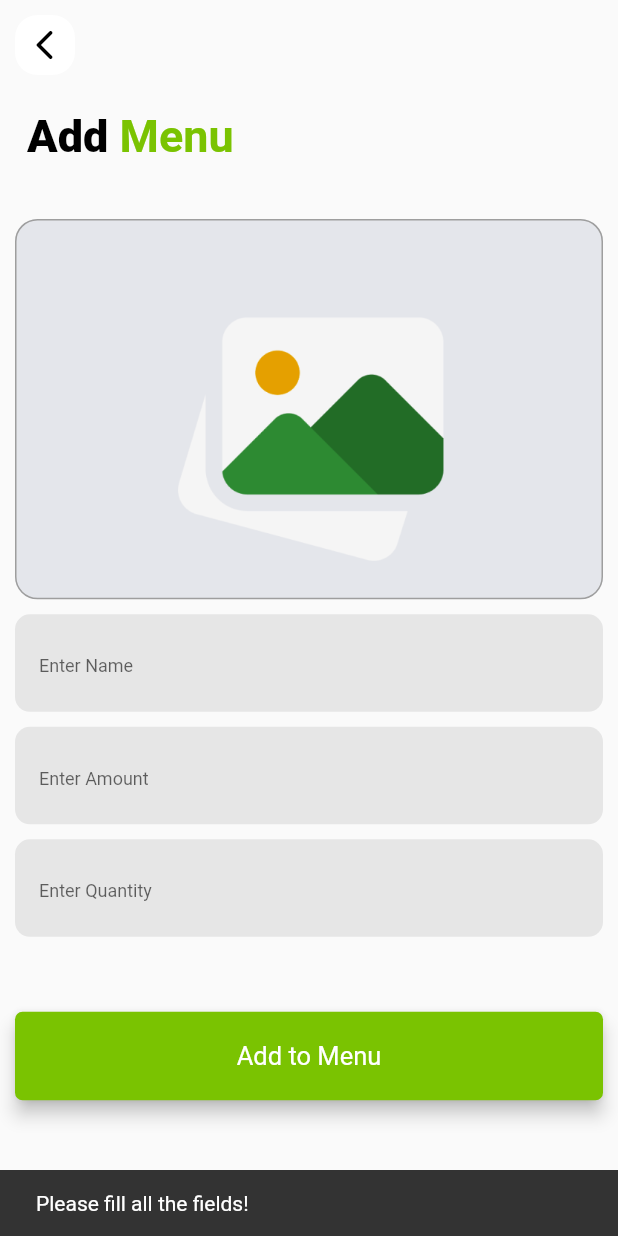
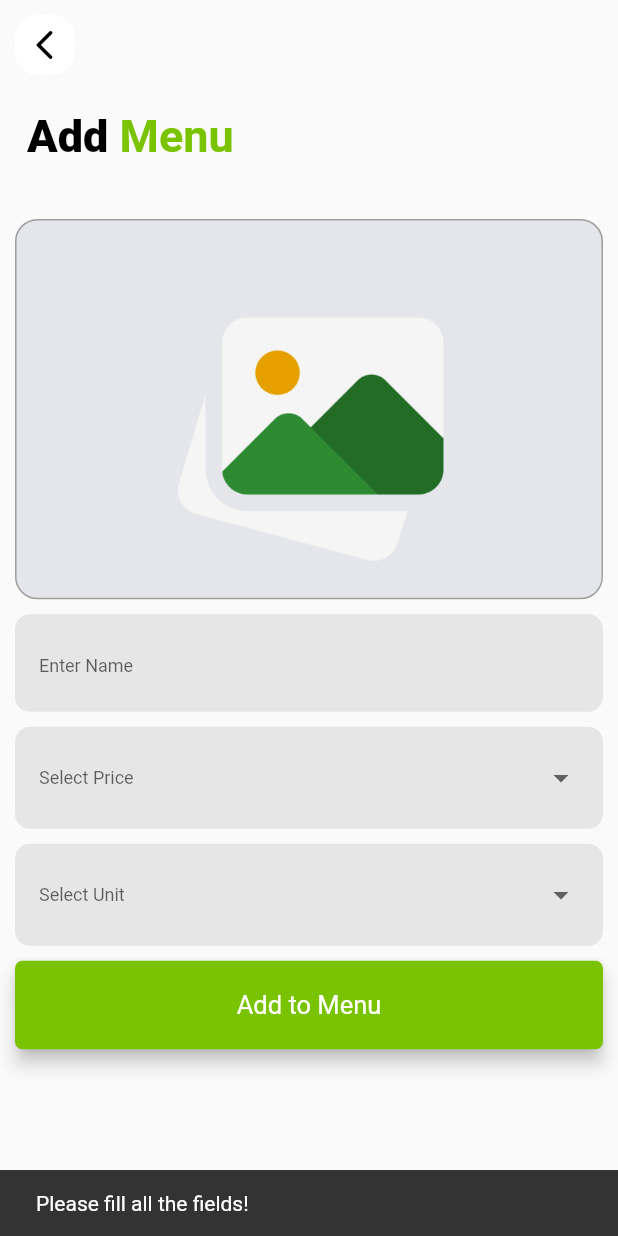
Before and after one commit to Aqib-1998/FoodDelivery_master, a Flutter app: the AddMenu screen opened directly with empty values, after a tap on "Add to Menu", on a phone screen of 412 x 824 dp. Run offline on Flutter 3.47's test engine with Material 2 defaults, Android fonts, the phone set to English and light mode, and no system bars; our stand-ins replace animated_splash_screen, cached_network_image, cloud_firestore, date_format, firebase_auth, firebase_core and 9 more; missing offline and left inert: flutter_login_facebook, geoflutterfire, onesignal_flutter; accounts and stored records are empty.

Commit message:
push noti bug solved/drop downs added/ latest onesignal service used

```diff
--- a/lib/Pages/AddMenuScreen.dart
+++ b/lib/Pages/AddMenuScreen.dart
@@ -12,12 +12,13 @@ import 'package:image_picker/image_picker.dart';
 import 'package:path/path.dart';
 
 
+String uploadImage = '';
 
-String uploadImage='';
 class AddMenu extends StatefulWidget {
   final String uid;
 
-  const AddMenu({Key key,@required this.uid}) : super(key: key);
+  const AddMenu({Key key, @required this.uid}) : super(key: key);
+
   @override
   _AddMenuState createState() => _AddMenuState();
 }
@@ -29,9 +30,10 @@ class _AddMenuState extends State<AddMenu> {
   @override
   File imageFile;
   final picker = ImagePicker();
-  chooseImage(ImageSource source) async{
+
+  chooseImage(ImageSource source) async {
     final pickedImage = await picker.getImage(source: source);
-    String path =  basename(pickedImage.path);
+    String path = basename(pickedImage.path);
     setState(() {
       imageFile = File(pickedImage.path);
     });
@@ -42,15 +44,18 @@ class _AddMenuState extends State<AddMenu> {
 
     //url = await ref.getDownloadURL();
     uploadTask.then((res) async {
-      uploadImage =  await res.ref.getDownloadURL();
+      uploadImage = await res.ref.getDownloadURL();
       print(uploadImage);
-    }).whenComplete((){
-      setState(() {
-      });
+    }).whenComplete(() {
+      setState(() {});
     });
     print(uploadImage);
   }
 
+  int price;
+  List<int> priceList = [10,15,20,25,30,35,40,45,50,60,70,80,90,100];
+  String quantityUnit;
+  List<String> quantityUnitList = ['Kg','Bundle'];
   Widget build(BuildContext context) {
     return SafeArea(
       child: Scaffold(
@@ -62,15 +67,24 @@ class _AddMenuState extends State<AddMenu> {
                 mainAxisAlignment: MainAxisAlignment.start,
                 crossAxisAlignment: CrossAxisAlignment.start,
                 children: [
-                  GestureDetector(child: backButton(),onTap: (){Navigator.pop(context);},),
-                  SizedBox(height: 15,),
+                  GestureDetector(
+                    child: backButton(),
+                    onTap: () {
+                      Navigator.pop(context);
+                    },
+                  ),
+                  SizedBox(
+                    height: 15,
+                  ),
                   Padding(
                     padding: const EdgeInsets.all(8.0),
-                    child: customRichText("Add", " Menu" ),
+                    child: customRichText("Add", " Menu"),
                   ),
-                  SizedBox(height: 30,),
+                  SizedBox(
+                    height: 30,
+                  ),
                   InkWell(
-                    onTap: (){
+                    onTap: () {
                       chooseImage(ImageSource.gallery);
                     },
                     child: Container(
@@ -79,14 +93,17 @@ class _AddMenuState extends State<AddMenu> {
                       child: imageFile != null
                           ? Container(
                               decoration: BoxDecoration(
-                            borderRadius: BorderRadius.all(Radius.circular(15)),
+                                  borderRadius:
+                                      BorderRadius.all(Radius.circular(15)),
                                   image: DecorationImage(
-                                  image: FileImage(imageFile),fit: BoxFit.fill)),
+                                      image: FileImage(imageFile),
+                                      fit: BoxFit.fill)),
                             )
                           : Container(
                               decoration: BoxDecoration(
                                   border: Border.all(color: Colors.grey),
-                              borderRadius: BorderRadius.all(Radius.circular(15)),
+                                  borderRadius:
+                                      BorderRadius.all(Radius.circular(15)),
                                   image: DecorationImage(
                                       alignment: Alignment.center,
                                       image: AssetImage(
@@ -95,37 +112,64 @@ class _AddMenuState extends State<AddMenu> {
                             ),
                     ),
                   ),
-                  SizedBox(height: 10,),
-                  customTextField("Enter Name",TextInputType.text,menuNameController),
-                  SizedBox(height: 10,),
-                  customTextField("Enter Amount",TextInputType.number,menuAmountController),
-                  SizedBox(height: 10,),
-                  customTextField("Enter Quantity",TextInputType.number,menuQuantityController),
-                  SizedBox(height: 50,),
-                  customElevatedButton("Add to Menu",() async {
-                    if(menuNameController.text.isNotEmpty && menuQuantityController.text.isNotEmpty && menuAmountController.text.isNotEmpty && uploadImage.isNotEmpty){
-                      await FirebaseFirestore.instance.collection("Shop Users").doc(widget.uid).collection("Shop Menus").add({
-                      "Menu Name":menuNameController.text,
-                      "Menu Amount": menuAmountController.text,
-                      "Menu Quantity":menuQuantityController.text ,
-                      "Menu Image": uploadImage//your data which will be added to the collection and collection will be created after this
-                    }).then((_){
+                  SizedBox(
+                    height: 10,
+                  ),
+                  customTextField(
+                      "Enter Name", TextInputType.text, menuNameController),
+                  SizedBox(
+                    height: 10,
+                  ),
+                 customPriceDropDown(priceList, price, (newValue){
+                   setState(() {
+                     price = newValue;
+                   });
+                 }),
+                  SizedBox(
+                    height: 10,
+                  ),
+                  customQuantityUnitDropDown(quantityUnitList, quantityUnit, (newValue){
+                    setState(() {
+                      quantityUnit = newValue;
+                    });
+                  }),
+                  SizedBox(
+                    height: 10,
+                  ),
+                  // customTextField("Enter Amount",TextInputType.number,menuAmountController),
+                  // SizedBox(height: 10,),
+                  // customTextField("Enter Quantity", TextInputType.number, menuQuantityController),
+                  // SizedBox(
+                  //   height: 50,
+                  // ),
+                  customElevatedButton("Add to Menu", () async {
+                    if (menuNameController.text.isNotEmpty &&
+                        price != null && quantityUnit != null &&
+                        uploadImage.isNotEmpty) {
+                      await FirebaseFirestore.instance
+                          .collection("Shop Users")
+                          .doc(widget.uid)
+                          .collection("Shop Menus")
+                          .add({
+                        "Menu Name": menuNameController.text,
+                        "Menu Amount": price,
+                        "Menu Quantity": quantityUnit,
+                        "Menu Image": uploadImage
+                        //your data which will be added to the collection and collection will be created after this
+                      }).then((_) {
                         final snackBar = SnackBar(content: Text('Menu added!'));
                         ScaffoldMessenger.of(context).showSnackBar(snackBar);
                         Navigator.pop(context);
                         uploadImage = null;
-                    }).catchError((e){
+                      }).catchError((e) {
                         print(e);
                       });
-
-                  }else{
-                      final snackBar = SnackBar(content: Text('Please fill all the fields!'));
+                    } else {
+                      final snackBar = SnackBar(
+                          content: Text('Please fill all the fields!'));
                       ScaffoldMessenger.of(context).showSnackBar(snackBar);
                     }
-                  }
-
-                  )
-
+                  })
                 ],
               ),
             ),
--- a/lib/Pages/EditMenuScreen.dart
+++ b/lib/Pages/EditMenuScreen.dart
@@ -20,7 +20,8 @@ bool newImage = false;
 
 
 class EditMenu extends StatefulWidget {
-  final String menuName,menuAmount,menuQuantity,menuImage,docId;
+  final String menuName,menuQuantity,menuImage,docId;
+  final int menuAmount;
 
   const EditMenu({Key key, @required this.menuName, this.menuAmount, this.menuQuantity, this.menuImage, this.docId}) : super(key: key);
 
@@ -67,6 +68,10 @@ class _EditMenuState extends State<EditMenu> {
     });
     print(uploadEditedImage);
   }
+  int price;
+  List<int> priceList = [10,15,20,25,30,35,40,45,50,60,70,80,90,100];
+  String quantityUnit;
+  List<String> quantityUnitList = ['Kg','Bundle'];
 
   Widget build(BuildContext context) {
     return SafeArea(
@@ -111,18 +116,28 @@ class _EditMenuState extends State<EditMenu> {
                   SizedBox(height: 10,),
                   customTextField("${widget.menuName}",TextInputType.text,menuNameController),
                   SizedBox(height: 10,),
-                  customTextField("${widget.menuAmount}",TextInputType.number,menuAmountController),
-                  SizedBox(height: 10,),
-                  customTextField("${widget.menuQuantity}",TextInputType.number,menuQuantityController),
+                  customPriceDropDown(priceList, price, (newValue){
+                    setState(() {
+                      price = newValue;
+                    });
+                  }),
+                  SizedBox(
+                    height: 10,
+                  ),
+                  customQuantityUnitDropDown(quantityUnitList, quantityUnit, (newValue){
+                    setState(() {
+                      quantityUnit = newValue;
+                    });
+                  }),
                   SizedBox(height: 50,),
                   customElevatedButton("Done",() async {
 
-                    if(menuNameController.text.isNotEmpty && menuQuantityController.text.isNotEmpty && menuAmountController.text.isNotEmpty){
+                    if(menuNameController.text.isNotEmpty && price !=null && quantityUnit !=null){
                       await ref.doc(widget.docId).update({
                         "Menu Name":menuNameController.text,
-                        "Menu Amount":menuAmountController.text,
-                        "Menu Quantity":menuQuantityController.text ,
-                        "Menu Image": newImage?uploadEditedImage??widget.menuImage:widget.menuImage//your data which will be added to the collection and collection will be created after this
+                        "Menu Amount":price,
+                        "Menu Quantity":quantityUnit ,
+                        "Menu Image": newImage?uploadEditedImage:widget.menuImage//your data which will be added to the collection and collection will be created after this
                       }).then((_){
                         final snackBar = SnackBar(content: Text('Menu edited!'));
                         ScaffoldMessenger.of(context).showSnackBar(snackBar);
--- a/lib/Pages/EnterOTPScreen.dart
+++ b/lib/Pages/EnterOTPScreen.dart
@@ -121,12 +121,14 @@ class _OTPScreenState extends State<OTPScreen> {
         FirebaseFirestore.instance.collection("Shop Users").doc(value.user.uid).set({
           'New user?' : value.additionalUserInfo.isNewUser,
           'Account Type?': "Phone",
+          'token Id' :""
         });
         }
         if(!value.additionalUserInfo.isNewUser){
           FirebaseFirestore.instance.collection("Shop Users").doc(value.user.uid).update({
             'New user?' : value.additionalUserInfo.isNewUser,
             'Account Type?': "Phone",
+            'token Id' :""
           });
           print(value.user.uid);
         }
@@ -150,6 +152,7 @@ class _OTPScreenState extends State<OTPScreen> {
                 FirebaseFirestore.instance.collection("Shop Users").doc(value.user.uid).set({
                   'New user?' : value.additionalUserInfo.isNewUser,
                   'Account Type?': "Phone",
+                  'token Id' :""
                 });
               Navigator.pushAndRemoveUntil(
                   context,
--- a/lib/Pages/OrderDetailsScreen.dart
+++ b/lib/Pages/OrderDetailsScreen.dart
@@ -299,7 +299,6 @@ class OrderDetailsScreen extends StatelessWidget {
       ),
     );
   }
-
 }
 
 class MapUtils {
@@ -315,7 +314,7 @@ class MapUtils {
     }
   }
 }
-
+String appId = "ebb451e6-249d-4e68-9b16-7a04100a8edb";
 Future<Response> sendNotification(List<String> tokenIdList, String contents, String heading) async{
 
   return await post(
--- a/lib/Pages/ShopeMenu.dart
+++ b/lib/Pages/ShopeMenu.dart
@@ -72,10 +72,10 @@ class _ShopMenuState extends State<ShopMenu> {
                             .collection('Shop Menus').snapshots(),
                         builder: (context, snapshot) {
                           List<String> menuName = [],
-                              menuAmount = [],
                               menuQuantity = [],
                               menuImage = [],
                               docId = [];
+                          List<int>  menuAmount = [];
 
                           if (!snapshot.hasData) {
                             return Center(
@@ -153,7 +153,7 @@ class _ShopMenuState extends State<ShopMenu> {
                                           style: titleStyle,
                                         ),
                                         Text(
-                                          "${menuAmount[index]} Rs. per ${menuQuantity[index]} kg",
+                                          "${menuAmount[index]} Rs. per ${menuQuantity[index]}",
                                           style:subTitleStyle,
                                         ),
                                         Row(
--- a/lib/Utils/CustomTextFiled.dart
+++ b/lib/Utils/CustomTextFiled.dart
@@ -91,3 +91,81 @@ Widget customTextFieldPhoneNo(String hintText, TextInputType textInputType,
     ),
   );
 }
+
+
+Widget customPriceDropDown(List<int> list,int price,void function(price) ){
+  return  InputDecorator(
+    decoration:InputDecoration(
+        border:outlineBorder,
+        focusedBorder: outlineBorder,
+        enabledBorder: outlineBorder,
+        errorBorder: outlineBorder,
+        disabledBorder:outlineBorder,
+        filled: true,
+        fillColor:textFieldFillColor ,
+        hintText: "Select Price",
+        hintStyle: TextStyle(fontWeight: FontWeight.w400, fontSize: 12),
+        contentPadding:
+        const EdgeInsets.symmetric(vertical: 22.0, horizontal: 16)),
+    child: DropdownButtonHideUnderline(
+      child: DropdownButton<int>(
+        // value: gender,
+        isDense: true,
+        isExpanded: true,
+        items: list.map((int value) {
+          return DropdownMenuItem<int>(
+            value: value,
+            child: Text(value.toString()),
+          );
+        }).toList(),
+        hint: Text("Select Price",style: TextStyle(fontWeight: FontWeight.w400, fontSize: 12)),
+        style: TextStyle(fontWeight: FontWeight.w400, fontSize: 15,color: Colors.black),
+        onChanged: (newValue) {
+          function(newValue);
+          price = newValue;
+        },
+        value: price,
+      ),
+    ),
+  );
+}
+
+
+
+
+Widget customQuantityUnitDropDown(List<String> list,String unit,void function(unit) ){
+  return  InputDecorator(
+    decoration:InputDecoration(
+        border:outlineBorder,
+        focusedBorder: outlineBorder,
+        enabledBorder: outlineBorder,
+        errorBorder: outlineBorder,
+        disabledBorder:outlineBorder,
+        filled: true,
+        fillColor:textFieldFillColor ,
+        hintText: "Select Unit",
+        hintStyle: TextStyle(fontWeight: FontWeight.w400, fontSize: 12),
+        contentPadding:
+        const EdgeInsets.symmetric(vertical: 22.0, horizontal: 16)),
+    child: DropdownButtonHideUnderline(
+      child: DropdownButton<String>(
+        // value: gender,
+        isDense: true,
+        isExpanded: true,
+        items: list.map((String value) {
+          return DropdownMenuItem<String>(
+            value: value,
+            child: Text(value.toString()),
+          );
+        }).toList(),
+        hint: Text("Select Unit",style: TextStyle(fontWeight: FontWeight.w400, fontSize: 12)),
+        style: TextStyle(fontWeight: FontWeight.w400, fontSize: 15,color: Colors.black),
+        onChanged: (newValue) {
+          function(newValue);
+          unit = newValue;
+        },
+        value: unit,
+      ),
+    ),
+  );
+}
--- a/pubspec.yaml
+++ b/pubspec.yaml
@@ -47,7 +47,7 @@ dependencies:
   cached_network_image: ^3.1.0
   date_format: ^2.0.4
   url_launcher: ^6.0.9
-  onesignal_flutter: ^2.6.4
+  onesignal_flutter:  ^3.2.3
 
 
 dev_dependencies:
```
Also changed, not shown: lib/Pages/CreateShopPage.dart (+5 -5 lines), lib/Pages/HomePage.dart (+29 -3 lines), lib/Utils/auth.dart (+4 -4 lines), lib/Utils/auth_bloc.dart (+3 -4 lines), lib/main.dart (+4 -7 lines), pubspec.lock. Lines whose indentation alone changed are shown as unchanged.
